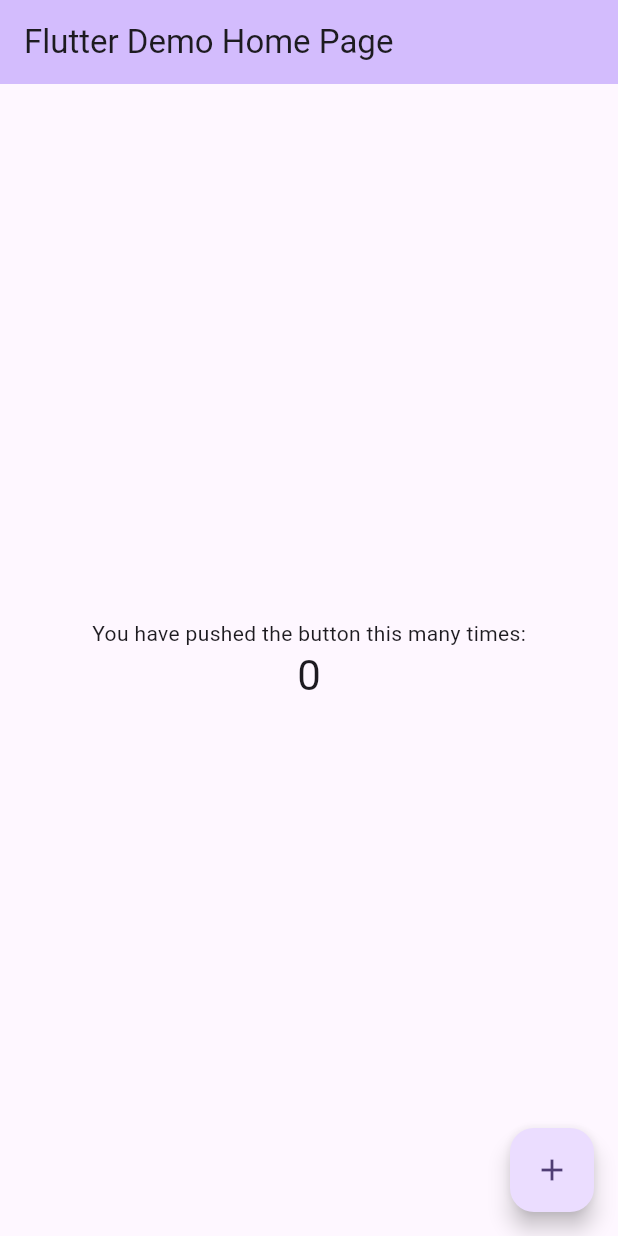
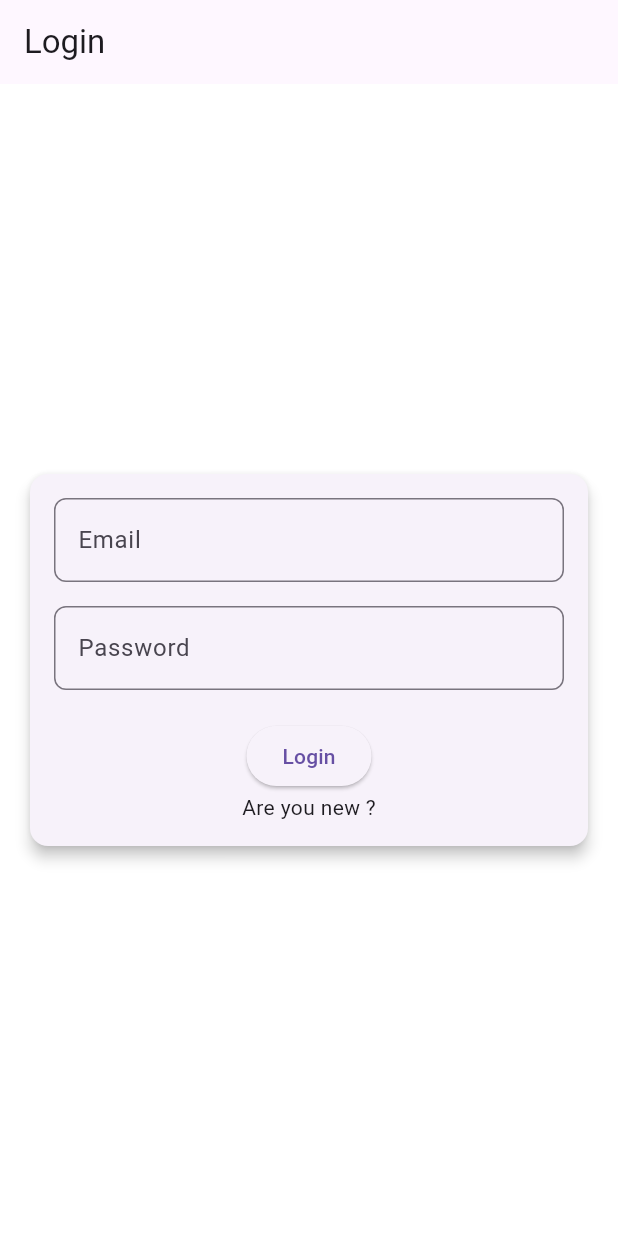
Before and after one commit to Dhruv-Arora-11/ProjectsApp, a Flutter app: the screen it shows after launch, on a phone screen of 412 x 824 dp. Run offline on Flutter 3.47's test engine with Material 3 defaults, Android fonts, the phone set to English and light mode, and no system bars; our stand-ins replace cloud_firestore, firebase_auth, firebase_core; accounts and stored records are empty.

```diff
--- /dev/null
+++ b/lib/fireabase_part/login_part.dart
@@ -0,0 +1,22 @@
+import 'package:firebase_auth/firebase_auth.dart';
+
+class login_logic{
+  final String email;
+  final String password;
+
+  login_logic({required this.email , required this.password});
+
+  static Future<bool> login_to_firebase(String email , String password)async{
+    try{
+      await FirebaseAuth.
+      instance.
+      signInWithEmailAndPassword(
+          email: email,
+          password: password
+      );
+      return true;
+    }catch(e){
+      return false;
+    }
+  }
+}
--- /dev/null
+++ b/lib/fireabase_part/registeration_part.dart
@@ -0,0 +1,22 @@
+import 'package:firebase_auth/firebase_auth.dart';
+
+class registeration{
+  final String email;
+  final String password;
+
+  registeration({required this.email , required this.password});
+
+  static Future<bool> register_user(String email , String password)async{
+    try {
+      await FirebaseAuth.
+      instance.
+      createUserWithEmailAndPassword(
+          email: email,
+          password: password
+      );
+      return true;
+    }catch(e){
+      return false;
+    }
+  }
+}
--- a/lib/main.dart
+++ b/lib/main.dart
@@ -1,125 +1,21 @@
 import 'package:flutter/material.dart';
+import 'package:projects_app/pages/userlogin.dart';
+import 'package:firebase_core/firebase_core.dart';
 
-void main() {
+void main() async{
+  WidgetsFlutterBinding.ensureInitialized();
+  await Firebase.initializeApp();
   runApp(const MyApp());
 }
 
 class MyApp extends StatelessWidget {
   const MyApp({super.key});
 
-  // This widget is the root of your application.
   @override
   Widget build(BuildContext context) {
     return MaterialApp(
-      title: 'Flutter Demo',
-      theme: ThemeData(
-        // This is the theme of your application.
-        //
-        // TRY THIS: Try running your application with "flutter run". You'll see
-        // the application has a purple toolbar. Then, without quitting the app,
-        // try changing the seedColor in the colorScheme below to Colors.green
-        // and then invoke "hot reload" (save your changes or press the "hot
-        // reload" button in a Flutter-supported IDE, or press "r" if you used
-        // the command line to start the app).
-        //
-        // Notice that the counter didn't reset back to zero; the application
-        // state is not lost during the reload. To reset the state, use hot
-        // restart instead.
-        //
-        // This works for code too, not just values: Most code changes can be
-        // tested with just a hot reload.
-        colorScheme: ColorScheme.fromSeed(seedColor: Colors.deepPurple),
-        useMaterial3: true,
-      ),
-      home: const MyHomePage(title: 'Flutter Demo Home Page'),
+      debugShowCheckedModeBanner: false,
+      home: loginscreen(),
     );
   }
 }
-
-class MyHomePage extends StatefulWidget {
-  const MyHomePage({super.key, required this.title});
-
-  // This widget is the home page of your application. It is stateful, meaning
-  // that it has a State object (defined below) that contains fields that affect
-  // how it looks.
-
-  // This class is the configuration for the state. It holds the values (in this
-  // case the title) provided by the parent (in this case the App widget) and
-  // used by the build method of the State. Fields in a Widget subclass are
-  // always marked "final".
-
-  final String title;
-
-  @override
-  State<MyHomePage> createState() => _MyHomePageState();
-}
-
-class _MyHomePageState extends State<MyHomePage> {
-  int _counter = 0;
-
-  void _incrementCounter() {
-    setState(() {
-      // This call to setState tells the Flutter framework that something has
-      // changed in this State, which causes it to rerun the build method below
-      // so that the display can reflect the updated values. If we changed
-      // _counter without calling setState(), then the build method would not be
-      // called again, and so nothing would appear to happen.
-      _counter++;
-    });
-  }
-
-  @override
-  Widget build(BuildContext context) {
-    // This method is rerun every time setState is called, for instance as done
-    // by the _incrementCounter method above.
-    //
-    // The Flutter framework has been optimized to make rerunning build methods
-    // fast, so that you can just rebuild anything that needs updating rather
-    // than having to individually change instances of widgets.
-    return Scaffold(
-      appBar: AppBar(
-        // TRY THIS: Try changing the color here to a specific color (to
-        // Colors.amber, perhaps?) and trigger a hot reload to see the AppBar
-        // change color while the other colors stay the same.
-        backgroundColor: Theme.of(context).colorScheme.inversePrimary,
-        // Here we take the value from the MyHomePage object that was created by
-        // the App.build method, and use it to set our appbar title.
-        title: Text(widget.title),
-      ),
-      body: Center(
-        // Center is a layout widget. It takes a single child and positions it
-        // in the middle of the parent.
-        child: Column(
-          // Column is also a layout widget. It takes a list of children and
-          // arranges them vertically. By default, it sizes itself to fit its
-          // children horizontally, and tries to be as tall as its parent.
-          //
-          // Column has various properties to control how it sizes itself and
-          // how it positions its children. Here we use mainAxisAlignment to
-          // center the children vertically; the main axis here is the vertical
-          // axis because Columns are vertical (the cross axis would be
-          // horizontal).
-          //
-          // TRY THIS: Invoke "debug painting" (choose the "Toggle Debug Paint"
-          // action in the IDE, or press "p" in the console), to see the
-          // wireframe for each widget.
-          mainAxisAlignment: MainAxisAlignment.center,
-          children: <Widget>[
-            const Text(
-              'You have pushed the button this many times:',
-            ),
-            Text(
-              '$_counter',
-              style: Theme.of(context).textTheme.headlineMedium,
-            ),
-          ],
-        ),
-      ),
-      floatingActionButton: FloatingActionButton(
-        onPressed: _incrementCounter,
-        tooltip: 'Increment',
-        child: const Icon(Icons.add),
-      ), // This trailing comma makes auto-formatting nicer for build methods.
-    );
-  }
-}
--- /dev/null
+++ b/lib/pages/userlogin.dart
@@ -0,0 +1,98 @@
+import 'package:flutter/material.dart';
+import 'package:projects_app/fireabase_part/login_part.dart';
+import 'package:projects_app/pages/userregisteration.dart';
+
+import 'homescreen.dart';
+
+class loginscreen extends StatelessWidget {
+  final TextEditingController email = TextEditingController();
+  final TextEditingController password = TextEditingController();
+
+  loginscreen({super.key});
+
+  @override
+  Widget build(BuildContext context) {
+    return Scaffold(
+      backgroundColor: Colors.white,
+      appBar: AppBar(
+        title: const Text("Login"),
+      ),
+      body: Center(
+        child: Padding(
+          padding: const EdgeInsets.all(16.0),
+          child: Card(
+            elevation: 4,
+            shape: RoundedRectangleBorder(
+              borderRadius: BorderRadius.circular(12),
+            ),
+            child: Padding(
+              padding: const EdgeInsets.all(16.0),
+              child: Column(
+                mainAxisSize: MainAxisSize.min,
+                children: [
+                  TextField(
+                    controller: email,
+                    decoration: InputDecoration(
+                      labelText: 'Email',
+                      border: OutlineInputBorder(
+                        borderRadius: BorderRadius.circular(8),
+                      ),
+                    ),
+                  ),
+                  const SizedBox(height: 16),
+                  TextField(
+                    controller: password,
+                    obscureText: true,
+                    decoration: InputDecoration(
+                      labelText: 'Password',
+                      border: OutlineInputBorder(
+                        borderRadius: BorderRadius.circular(8),
+                      ),
+                    ),
+                  ),
+                  const SizedBox(height: 20),
+                  ElevatedButton(
+                    onPressed: () {
+                      try{
+                        login_logic.login_to_firebase(
+                            email.text,
+                            password.text
+                        );
+                        Navigator.pushReplacement(
+                          context,
+                          MaterialPageRoute(
+                            builder: (context) =>
+                                HomeScreen(),
+                          ),
+                        );
+                        }catch(e){
+                        ScaffoldMessenger.of(context).showSnackBar(
+                          SnackBar(
+                            content: Text('Chutia h kya BSDK ?'),
+                            duration: Duration(seconds: 3), // Customize duration
+                          ),
+                        );
+                      }
+                    },
+                    child: const Text("Login"),
+                  ),
+                  InkWell(child: Text("Are you new ?"),
+                  onTap: () {
+                    Navigator.pushReplacement(
+                        context,
+                        MaterialPageRoute(
+                          builder: (context) =>
+                              registerationScreen(),
+                        ),
+                    );
+                    },
+                  )
+                ],
+              ),
+            ),
+          ),
+        ),
+      ),
+    );
+  }
+}
--- a/pubspec.yaml
+++ b/pubspec.yaml
@@ -35,6 +35,9 @@ dependencies:
   # The following adds the Cupertino Icons font to your application.
   # Use with the CupertinoIcons class for iOS style icons.
   cupertino_icons: ^1.0.6
+  firebase_auth: ^5.2.0
+  cloud_firestore: ^5.3.0
+  firebase_core: ^3.4.0
 
 dev_dependencies:
   flutter_test:
```
Also changed, not shown: lib/fireabase_part/add_project.dart (added, +26 -0 lines), lib/fireabase_part/fetch_all_data.dart (added, +15 -0 lines), lib/pages/homescreen.dart (added, +113 -0 lines), lib/pages/userregisteration.dart (added, +95 -0 lines), firebase.json (added), lib/firebase_options.dart (added), pubspec.lock, 6 other files.
